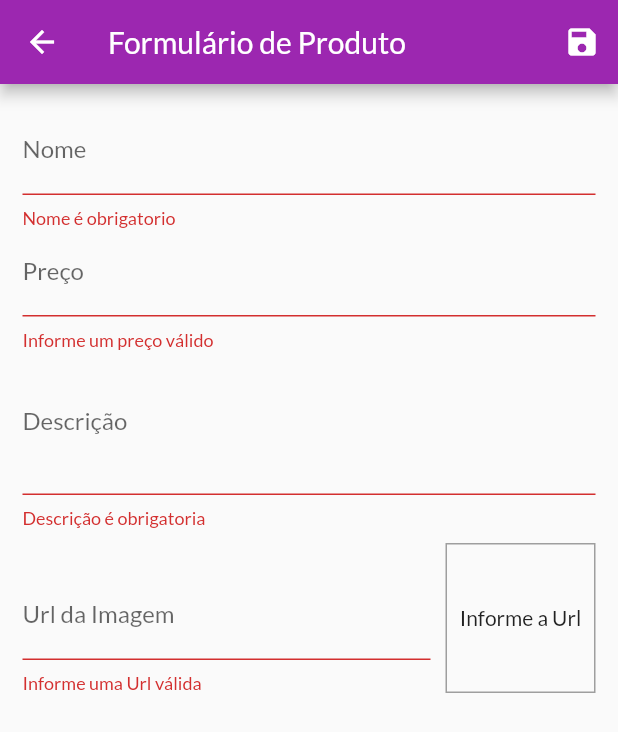
After one commit to MarcosPalhao/shop-app, a Flutter app: the ProductFormPage screen opened by its route, after a tap on the "save" icon, on a phone screen of 412 x 824 dp. The commit adds this screen. Shown: the top 732 px of the screen. Run offline on Flutter 3.47's test engine with Material 2 defaults, Android fonts, the phone set to English and light mode, and no system bars; network calls fail.

Commit message:
feat: misc

```diff
--- a/lib/components/product_grid.dart
+++ b/lib/components/product_grid.dart
@@ -1,6 +1,6 @@
 import 'package:flutter/material.dart';
 import 'package:provider/provider.dart';
-import 'package:shop/components/product_item.dart';
+import 'package:shop/components/product_grid_item.dart';
 import 'package:shop/models/product.dart';
 import 'package:shop/models/product_list.dart';
 
@@ -20,7 +20,7 @@ class ProductGrid extends StatelessWidget {
       itemCount: loadedProducts.length,
       itemBuilder: (ctx, i) => ChangeNotifierProvider.value(
         value: loadedProducts[i],
-        child: ProductItem(),
+        child: ProductGridItem(),
       ),
       gridDelegate: const SliverGridDelegateWithFixedCrossAxisCount(
         crossAxisCount: 2,
--- a/lib/main.dart
+++ b/lib/main.dart
@@ -5,6 +5,8 @@ import 'package:shop/models/product_list.dart';
 import 'package:shop/pages/cart_page.dart';
 import 'package:shop/pages/orders_page.dart';
 import 'package:shop/pages/product_detail_page.dart';
+import 'package:shop/pages/product_form_page.dart';
+import 'package:shop/pages/products_page.dart';
 import 'package:shop/pages/products_overview_page.dart';
 import 'package:shop/utils/app_routes.dart';
 import 'package:shop/models/cart.dart';
@@ -44,6 +46,8 @@ class MyApp extends StatelessWidget {
           AppRoutes.PRODUCT_DETAIL: (ctx) => ProductDetailPage(),
           AppRoutes.CART: (ctx) => CartPage(),
           AppRoutes.ORDERS: (ctx) => OrdersPage(),
+          AppRoutes.PRODUCTS: (ctx) => ProductsPage(),
+          AppRoutes.PRODUCT_FORM: (ctx) => ProductFormPage(),
         },
         debugShowCheckedModeBanner: false,
       ),
--- /dev/null
+++ b/lib/pages/product_form_page.dart
@@ -0,0 +1,230 @@
+import 'package:flutter/material.dart';
+import 'package:flutter/src/foundation/key.dart';
+import 'package:flutter/src/widgets/framework.dart';
+import 'package:provider/provider.dart';
+import 'package:shop/models/product.dart';
+import 'package:shop/models/product_list.dart';
+
+class ProductFormPage extends StatefulWidget {
+  const ProductFormPage({Key? key}) : super(key: key);
+
+  @override
+  State<ProductFormPage> createState() => _ProductFormPageState();
+}
+
+class _ProductFormPageState extends State<ProductFormPage> {
+  final _priceFocus = FocusNode();
+  final _descriptionFocus = FocusNode();
+  final _imageUrlFocus = FocusNode();
+  final _imageUrlController = TextEditingController();
+
+  final _formKey = GlobalKey<FormState>();
+  final _formData = Map<String, Object>();
+
+  @override
+  void initState() {
+    super.initState();
+    _imageUrlFocus.addListener(updateImage);
+  }
+
+  @override
+  void didChangeDependencies() {
+    super.didChangeDependencies();
+
+    if(_formData.isEmpty) {
+      final arg = ModalRoute.of(context)?.settings.arguments;
+
+      if(arg != null) {
+        final product = arg as Product;
+        _formData['id'] = product.id;
+        _formData['name'] = product.name;
+        _formData['price'] = product.price;
+        _formData['description'] = product.description;
+        _formData['imageUrl'] = product.imageUrl;
+
+        _imageUrlController.text = product.imageUrl;
+      }
+    }
+  }
+
+  @override
+  void dispose() {
+    super.dispose();
+    _priceFocus.dispose();
+    _descriptionFocus.dispose();
+    _imageUrlFocus.removeListener(updateImage);
+    _imageUrlFocus.dispose();
+  }
+
+  void updateImage() {
+    setState(() {});
+  }
+
+  bool isValidImageUrl(String url) {
+    bool isValidUrl = Uri.tryParse(url)?.hasAbsolutePath ?? false;
+
+    bool endWithFile = url.toLowerCase().endsWith('.png') ||
+        url.toLowerCase().endsWith('.jpg') ||
+        url.toLowerCase().endsWith('.jpeg');
+
+    return isValidUrl && endWithFile;
+  }
+
+  void _submitForm() {
+    final isValid = _formKey.currentState?.validate() ?? false;
+
+    if (!isValid) {
+      return;
+    }
+
+    _formKey.currentState?.save();
+
+    Provider.of<ProductList>(
+      context,
+      listen: false,
+    ).saveProduct(_formData);
+    Navigator.of(context).pop();
+  }
+
+  @override
+  Widget build(BuildContext context) {
+    return Scaffold(
+      appBar: AppBar(
+        title: Text('Formulário de Produto'),
+        actions: [
+          IconButton(
+            onPressed: _submitForm,
+            icon: Icon(Icons.save),
+          ),
+        ],
+      ),
+      body: Padding(
+        padding: const EdgeInsets.all(15),
+        child: Form(
+          key: _formKey,
+          child: ListView(
+            children: [
+              TextFormField(
+                initialValue: _formData['name']?.toString(),
+                decoration: InputDecoration(
+                  labelText: 'Nome',
+                ),
+                textInputAction: TextInputAction.next,
+                onFieldSubmitted: (_) {
+                  FocusScope.of(context).requestFocus(_priceFocus);
+                },
+                onSaved: (name) => _formData['name'] = name ?? '',
+                validator: (_name) {
+                  final name = _name ?? '';
+
+                  if (name.trim().isEmpty) {
+                    return 'Nome é obrigatorio';
+                  }
+
+                  if (name.trim().length < 3) {
+                    return 'Nome precisa no minimo de 3 letras';
+                  }
+
+                  return null;
+                },
+              ),
+              TextFormField(
+                initialValue: _formData['price']?.toString(),
+                decoration: InputDecoration(labelText: 'Preço'),
+                textInputAction: TextInputAction.next,
+                focusNode: _priceFocus,
+                keyboardType: TextInputType.numberWithOptions(
+                  decimal: true,
+                ),
+                onFieldSubmitted: (_) {
+                  FocusScope.of(context).requestFocus(_descriptionFocus);
+                },
+                onSaved: (price) =>
+                    _formData['price'] = double.parse(price ?? '0'),
+                validator: (_price) {
+                  final priceString = _price ?? '';
+                  final price = double.tryParse(priceString) ?? -1;
+
+                  if (price <= 0) {
+                    return 'Informe um preço válido';
+                  }
+
+                  return null;
+                },
+              ),
+              TextFormField(
+                initialValue: _formData['description']?.toString(),
+                decoration: InputDecoration(labelText: 'Descrição'),
+                focusNode: _descriptionFocus,
+                keyboardType: TextInputType.multiline,
+                maxLines: 3,
+                onSaved: (description) =>
+                    _formData['description'] = description ?? '',
+                validator: (_description) {
+                  final description = _description ?? '';
+
+                  if (description.trim().isEmpty) {
+                    return 'Descrição é obrigatoria';
+                  }
+
+                  if (description.trim().length < 10) {
+                    return 'Descrição precisa no minimo de 10 letras';
+                  }
+
+                  return null;
+                },
+              ),
+              Row(
+                crossAxisAlignment: CrossAxisAlignment.end,
+                children: [
+                  Expanded(
+                    child: TextFormField(
+                      decoration: InputDecoration(labelText: 'Url da Imagem'),
+                      focusNode: _imageUrlFocus,
+                      keyboardType: TextInputType.url,
+                      textInputAction: TextInputAction.done,
+                      controller: _imageUrlController,
+                      onFieldSubmitted: (_) => _submitForm(),
+                      onSaved: (imageUrl) =>
+                          _formData['imageUrl'] = imageUrl ?? '',
+                      validator: (_imageUrl) {
+                        final imageUrl = _imageUrl ?? '';
+
+                        if (!isValidImageUrl(imageUrl)) {
+                          return 'Informe uma Url válida';
+                        }
+
+                        return null;
+                      },
+                    ),
+                  ),
+                  Container(
+                    height: 100,
+                    width: 100,
+                    margin: const EdgeInsets.only(
+                      top: 10,
+                      left: 10,
+                    ),
+                    decoration: BoxDecoration(
+                      border: Border.all(
+                        color: Colors.grey,
+                        width: 1,
+                      ),
+                    ),
+                    alignment: Alignment.center,
+                    child: _imageUrlController.text.isEmpty
+                        ? const Text('Informe a Url')
+                        : FittedBox(
+                            fit: BoxFit.cover,
+                            child: Image.network(_imageUrlController.text),
+                          ),
+                  ),
+                ],
+              ),
+            ],
+          ),
+        ),
+      ),
+    );
+  }
+}
--- a/lib/utils/app_routes.dart
+++ b/lib/utils/app_routes.dart
@@ -3,4 +3,6 @@ class AppRoutes {
   static const PRODUCT_DETAIL = '/product-detail';
   static const CART = '/cart';
   static const ORDERS = '/orders';
+  static const PRODUCTS = '/products';
+  static const PRODUCT_FORM = '/product-form';
 }
```
Also changed, not shown: lib/components/app_drawer.dart (+10 -0 lines), lib/components/cart_item.dart (+23 -0 lines), lib/components/product_grid_item.dart (added, +77 -0 lines), lib/components/product_item.dart (+54 -47 lines), lib/models/cart.dart (+23 -0 lines), lib/models/product_list.dart (+42 -0 lines), lib/pages/products_page.dart (added, +45 -0 lines).
